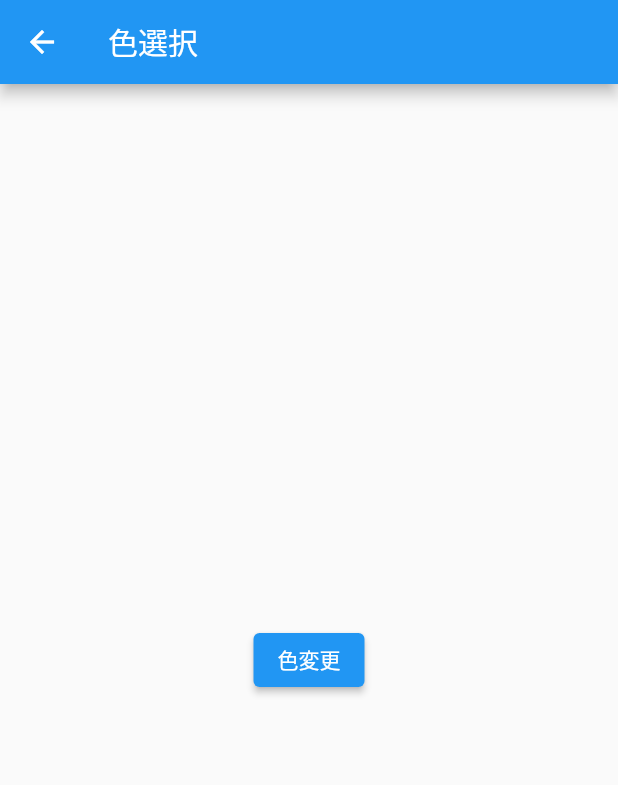
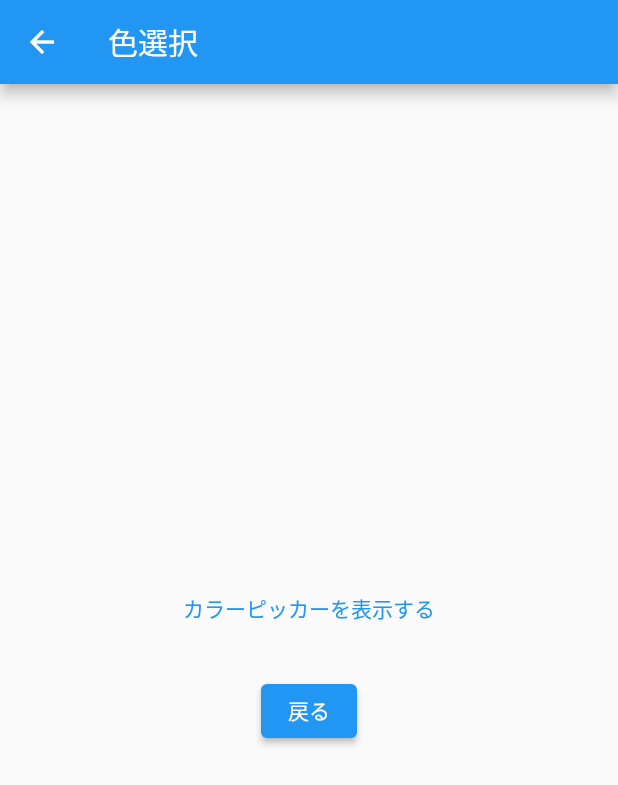
Before and after one commit to kametsun/timer, a Flutter app: the screen it shows after launch, after a tap on the "settings" icon, on a phone screen of 412 x 824 dp. Shown: the top 785 px of the screen. Run offline on Flutter 3.47's test engine with Material 2 defaults, Android fonts, the light colour scheme and no system bars; our stand-ins replace flutter_colorpicker, just_audio, shared_preferences.

Commit message:
UI自動変更

```diff
--- a/lib/main.dart
+++ b/lib/main.dart
@@ -1,18 +1,35 @@
 import 'package:flutter/material.dart';
+import 'package:provider/provider.dart';
+import 'package:shared_preferences/shared_preferences.dart';
+import 'package:timer/theme_changer.dart';
 import 'package:timer/view/timer_screen.dart';
+import 'package:timer/theme_changer.dart';
 
-void main() {
-  runApp(const MyApp());
+void main() async {
+  WidgetsFlutterBinding.ensureInitialized();
+
+  //セーブされた色を取得
+  SharedPreferences preferences = await SharedPreferences.getInstance();
+  int colorValue = preferences.getInt("color") ?? Colors.blue.value;
+  Color customColor = Color(colorValue);
+
+  runApp(ChangeNotifierProvider<ThemeChanger>(
+    create: (_) => ThemeChanger(customColor),
+    child: MyApp(),
+  ));
 }
 
 class MyApp extends StatelessWidget {
-  const MyApp({super.key});
+  const MyApp({Key? key}) : super(key: key);
 
   @override
   Widget build(BuildContext context) {
+    final themeColor = Provider.of<ThemeChanger>(context);
     return MaterialApp(
-      title: 'Timer',
       theme: ThemeData(
+        primaryColor: themeColor.getThemeColor(),
+        colorScheme: ColorScheme.fromSwatch()
+            .copyWith(secondary: themeColor.getThemeColor()),
         textTheme: const TextTheme(
           bodyLarge: TextStyle(color: Colors.white),
           bodyMedium: TextStyle(color: Colors.white),
--- /dev/null
+++ b/lib/theme_changer.dart
@@ -0,0 +1,19 @@
+import 'package:flutter/material.dart';
+import 'package:shared_preferences/shared_preferences.dart';
+
+class ThemeChanger with ChangeNotifier {
+  Color _themeColor;
+
+  ThemeChanger(this._themeColor);
+
+  getThemeColor() => _themeColor;
+
+  setThemeColor(Color color) async {
+    _themeColor = color;
+
+    SharedPreferences preferences = await SharedPreferences.getInstance();
+    await preferences.setInt("color", color.value);
+
+    notifyListeners();
+  }
+}
--- a/lib/view/color_picker_screen.dart
+++ b/lib/view/color_picker_screen.dart
@@ -1,78 +1,86 @@
-import 'dart:ui';
-
 import 'package:flutter/material.dart';
+import 'package:provider/provider.dart';
 import 'package:shared_preferences/shared_preferences.dart';
 import 'package:flutter_colorpicker/flutter_colorpicker.dart';
+import 'package:timer/theme_changer.dart';
+import 'package:timer/view/timer_screen.dart';
 
 class ColorPickerScreen extends StatefulWidget {
+  const ColorPickerScreen({super.key});
+
   @override
   _ColorPickerScreenState createState() => _ColorPickerScreenState();
 }
 
 class _ColorPickerScreenState extends State<ColorPickerScreen> {
-  Color pickerColor = Color(0xFF00000000);
+  late Color myColor;
 
   @override
   void initState() {
     super.initState();
-    loadColorFromPreferences();
   }
 
-  loadColorFromPreferences() async {
-    SharedPreferences sharedPreferences = await SharedPreferences.getInstance();
-    int? colorInt = sharedPreferences.getInt('Color');
-    if (colorInt != null) {
-      setState(() {
-        pickerColor = Color(colorInt);
-      });
-    }
+  @override
+  void didChangeDependencies() {
+    super.didChangeDependencies();
+    myColor = Theme.of(context).primaryColor;
   }
 
-  saveColorToPreferences(Color color) async {
-    SharedPreferences sharedPreferences = await SharedPreferences.getInstance();
-    sharedPreferences.setInt("color", color.value);
+  Future<void> saveColorToPrefs(Color color) async {
+    SharedPreferences preferences = await SharedPreferences.getInstance();
+    preferences.setInt("color", color.value);
   }
 
   @override
   Widget build(BuildContext context) {
+    final themeChanger = Provider.of<ThemeChanger>(context);
     return Scaffold(
       appBar: AppBar(
-        title: Text("色選択"),
+        title: const Text("色選択"),
+        leading: IconButton(
+          icon: const Icon(Icons.arrow_back),
+          onPressed: () {
+            Navigator.pop(context);
+          },
+        ),
       ),
       body: Center(
-        child: ElevatedButton(
+        child: Column(
+          mainAxisAlignment: MainAxisAlignment.center,
+          children: <Widget>[
+            TextButton(
               onPressed: () {
                 showDialog(
-              context: context,
-              builder: (BuildContext context) {
-                return AlertDialog(
-                  title: const Text("色選択"),
+                  builder: (context) => AlertDialog(
+                    title: const Text('色を選択'),
                     content: SingleChildScrollView(
-                    child: ColorPicker(
-                      pickerColor: pickerColor,
+                      child: BlockPicker(
+                        pickerColor: themeChanger.getThemeColor(),
                         onColorChanged: (color) {
-                        setState(() {
-                          pickerColor = color;
-                        });
+                          // TODO: 変更時処理
+                          themeChanger.setThemeColor(color);
                         },
-                      enableAlpha: true,
-                      pickerAreaHeightPercent: 0.8,
                       ),
                     ),
-                  actions: <Widget>[
-                    TextButton(
-                      child: const Text("Got it"),
+                  ),
+                  context: context,
+                );
+              },
+              child: const Text('カラーピッカーを表示する'),
+            ),
+            const SizedBox(
+              height: 20,
+            ),
+            ElevatedButton(
+              child: const Text("戻る"),
               onPressed: () {
-                        Navigator.of(context).pop();
-                        saveColorToPreferences(pickerColor);
+                Navigator.push(
+                    context,
+                    MaterialPageRoute(
+                        builder: (context) => const TimerScreen()));
               },
             )
           ],
-                );
-              },
-            );
-          },
-          child: const Text("色変更"),
         ),
       ),
     );
--- a/lib/view/timer_screen.dart
+++ b/lib/view/timer_screen.dart
@@ -1,5 +1,7 @@
 import 'package:flutter/material.dart';
 import 'package:just_audio/just_audio.dart';
+import 'package:provider/provider.dart';
+import 'package:timer/theme_changer.dart';
 import 'dart:async';
 import 'package:timer/view/finish_screen.dart';
 import 'package:timer/view/color_picker_screen.dart';
@@ -148,11 +150,13 @@ class _TimerScreenState extends State<TimerScreen> {
 
   @override
   Widget build(BuildContext context) {
+    //ThemeChangerから現在のテーマを取得
+    final themeColor = Provider.of<ThemeChanger>(context).getThemeColor();
     int minutes = _currentTime ~/ 60;
     int seconds = _currentTime % 60;
 
     return Scaffold(
-      backgroundColor: Theme.of(context).colorScheme.background,
+      backgroundColor: themeColor,
       body: Center(
         child: Column(
           mainAxisAlignment: MainAxisAlignment.center,
@@ -189,10 +193,10 @@ class _TimerScreenState extends State<TimerScreen> {
                     Navigator.push(
                       context,
                       MaterialPageRoute(
-                          builder: (context) => ColorPickerScreen()),
+                          builder: (context) => const ColorPickerScreen()),
                     );
                   },
-                  icon: Icon(Icons.settings),
+                  icon: const Icon(Icons.settings),
                   iconSize: 50,
                 )
               ],
--- a/pubspec.yaml
+++ b/pubspec.yaml
@@ -32,6 +32,7 @@ dependencies:
     sdk: flutter
   flutter_colorpicker: ^1.0.3
   just_audio: ^0.9.34
+  provider: ^6.0.5
   shared_preferences: ^2.2.0
 
 
```
Also changed, not shown: pubspec.lock. Lines whose indentation alone changed are shown as unchanged.
